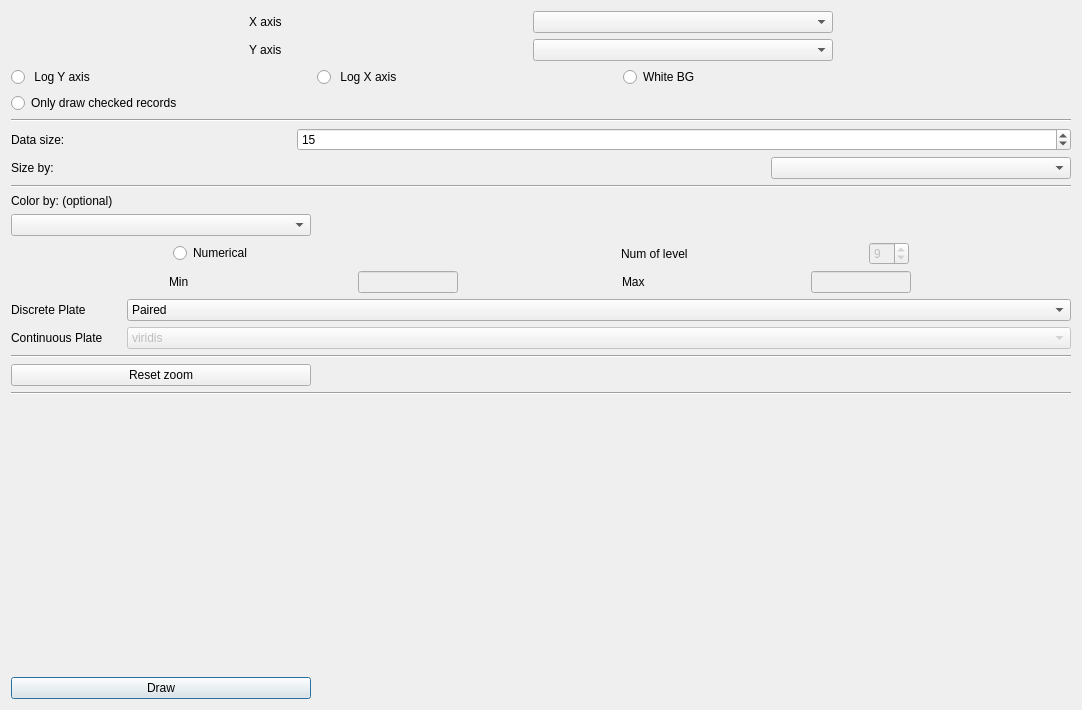
The window that Qchart_dialog.ui (WilsonImmunologyLab/VGenes) describes before a commit, drawn with Qt 5.
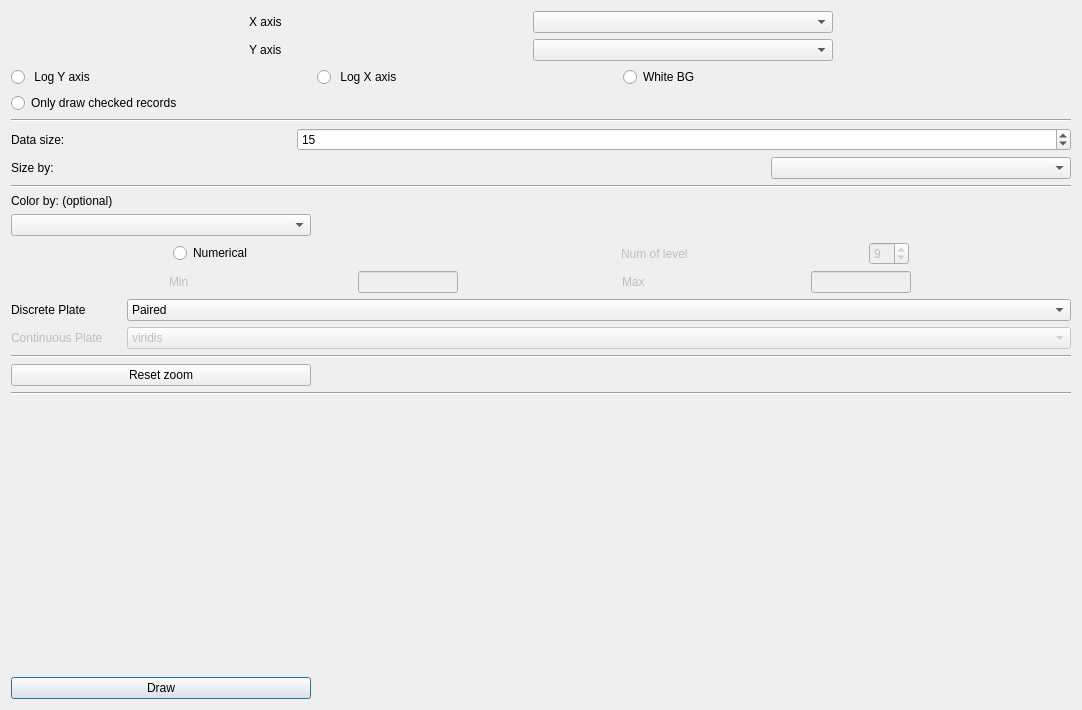
The same window after the commit.

Diff of the .ui file:
```diff
--- a/Qchart_dialog.ui
+++ b/Qchart_dialog.ui
@@ -238,6 +238,9 @@
        </item>
        <item>
         <widget class="QLabel" name="label_7">
+         <property name="enabled">
+          <bool>false</bool>
+         </property>
          <property name="maximumSize">
           <size>
            <width>80</width>
@@ -277,6 +280,9 @@
       <layout class="QHBoxLayout" name="horizontalLayout_2">
        <item>
         <widget class="QLabel" name="label_4">
+         <property name="enabled">
+          <bool>false</bool>
+         </property>
          <property name="maximumSize">
           <size>
            <width>25</width>
@@ -303,6 +309,9 @@
        </item>
        <item>
         <widget class="QLabel" name="label_5">
+         <property name="enabled">
+          <bool>false</bool>
+         </property>
          <property name="maximumSize">
           <size>
            <width>25</width>
@@ -400,6 +409,9 @@
       <layout class="QHBoxLayout" name="horizontalLayout_9">
        <item>
         <widget class="QLabel" name="label_10">
+         <property name="enabled">
+          <bool>false</bool>
+         </property>
          <property name="minimumSize">
           <size>
            <width>110</width>
```
